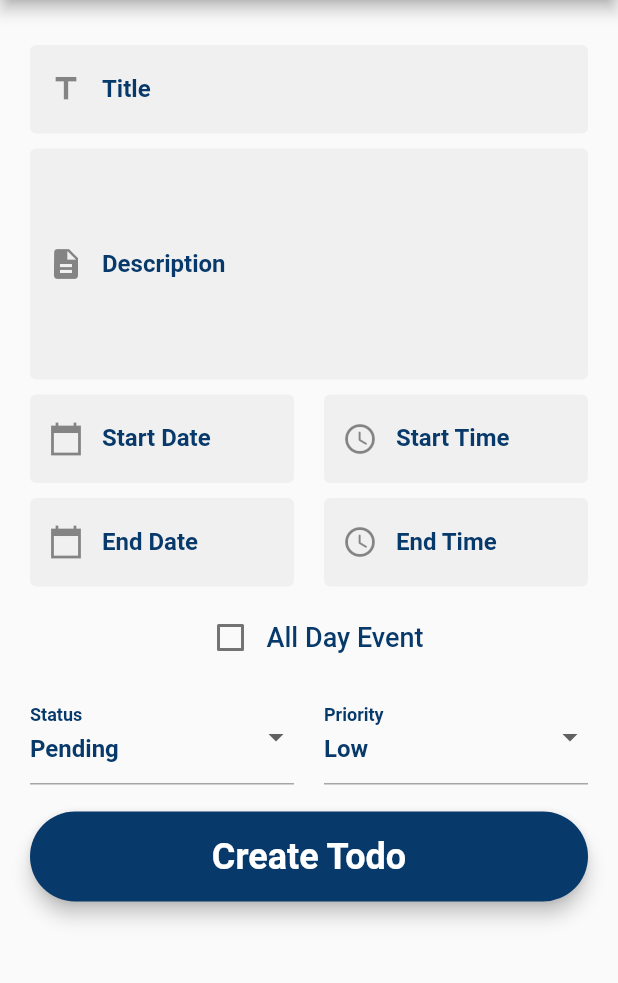
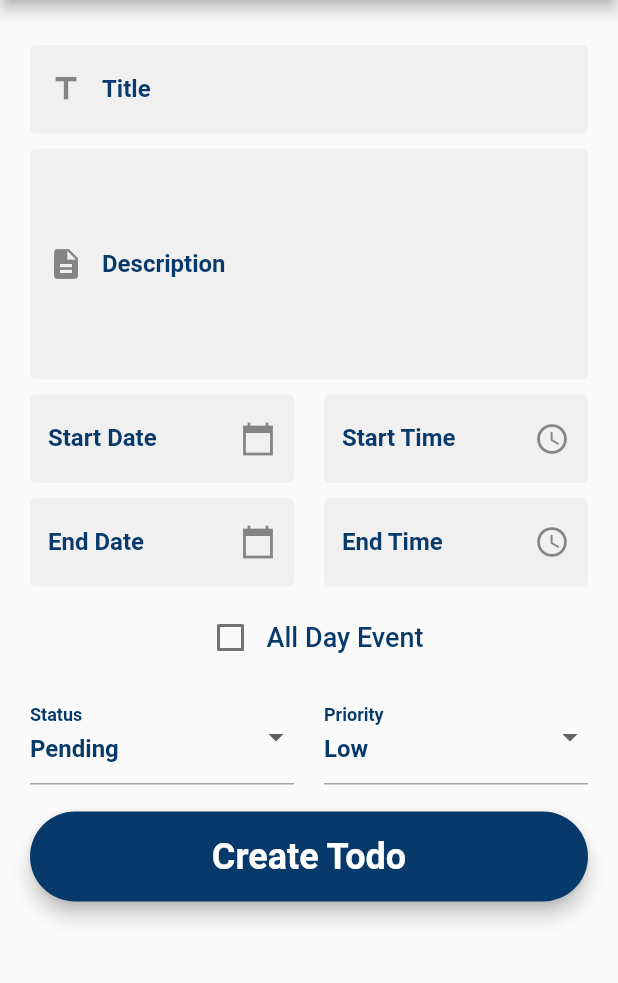
Before and after one commit to aunshpatel/flutter-todo_list, a Flutter app: the CreateATodo screen opened by its route, on a phone screen of 412 x 824 dp, the part 84-1067 px from its top. Run offline on Flutter 3.47's test engine with Material 3 defaults, Android fonts, the phone set to English and light mode, and no system bars; our stand-ins replace bloc, flutter_bloc, shared_preferences, sticky_headers; accounts and stored records are empty.

Commit message:
Change prefixicon to suffixicon

```diff
--- a/lib/screens/create_a_todo.dart
+++ b/lib/screens/create_a_todo.dart
@@ -218,7 +218,7 @@ class _CreateATodoState extends State<CreateATodo> {
                         labelText: 'Start Date',
                         labelStyle: kSideMenuBlueSize16Text,
                         filled: true,
-                        prefixIcon: Icon(Icons.calendar_today_sharp),
+                        suffixIcon: Icon(Icons.calendar_today_sharp),
                         enabledBorder: OutlineInputBorder(borderSide: BorderSide.none),
                         focusedBorder: OutlineInputBorder(borderSide: BorderSide(color: kThemeBlueColor)),
                       ),
@@ -242,7 +242,7 @@ class _CreateATodoState extends State<CreateATodo> {
                         labelText: 'Start Time',
                         labelStyle: kSideMenuBlueSize16Text,
                         filled: true,
-                        prefixIcon: Icon(Icons.access_time_rounded),
+                        suffixIcon: Icon(Icons.access_time_rounded),
                         enabledBorder: OutlineInputBorder(borderSide: BorderSide.none),
                         focusedBorder: OutlineInputBorder(borderSide: BorderSide(color: kThemeBlueColor)),
                       ),
@@ -264,7 +264,7 @@ class _CreateATodoState extends State<CreateATodo> {
                         labelText: 'End Date',
                         labelStyle: kSideMenuBlueSize16Text,
                         filled: true,
-                        prefixIcon: Icon(Icons.calendar_today_sharp),
+                        suffixIcon: Icon(Icons.calendar_today_sharp),
                         enabledBorder: OutlineInputBorder(borderSide: BorderSide.none),
                         focusedBorder: OutlineInputBorder(borderSide: BorderSide(color: kThemeBlueColor)),
                       ),
@@ -287,7 +287,7 @@ class _CreateATodoState extends State<CreateATodo> {
                         labelText: 'End Time',
                         labelStyle: kSideMenuBlueSize16Text,
                         filled: true,
-                        prefixIcon: Icon(Icons.access_time_rounded),
+                        suffixIcon: Icon(Icons.access_time_rounded),
                         enabledBorder: OutlineInputBorder(borderSide: BorderSide.none),
                         focusedBorder: OutlineInputBorder(borderSide: BorderSide(color: kThemeBlueColor)),
                       ),
```
